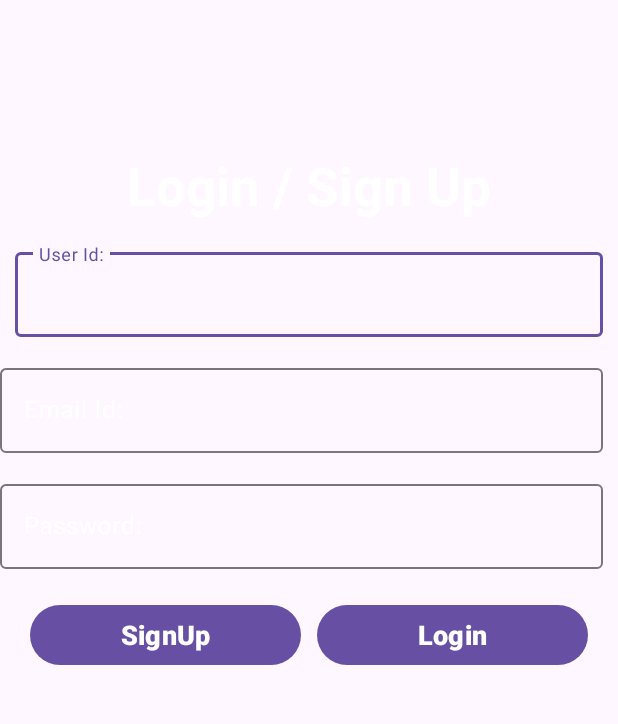
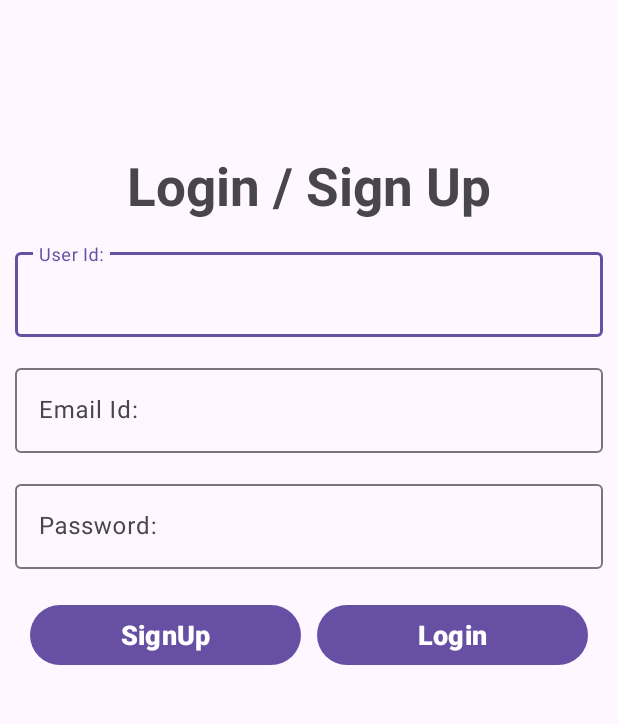
Before and after one commit to harit2882/Conestoga, an Android app: the screen it shows after launch (LoginActivity), on a phone screen of 412 x 824 dp, the part 96-820 px from its top. Run offline under Robolectric (Android 15) with nearby library versions, the phone set to English and light mode, and no system bars.

Commit message:
Made changes in theme and finally done

```diff
--- a/Sem2/Mobile Application Development - Android/Assignment 2/HTGrocery/app/src/main/java/com/harit/htgrocery/fragment/PurchaseFragment.java
+++ b/Sem2/Mobile Application Development - Android/Assignment 2/HTGrocery/app/src/main/java/com/harit/htgrocery/fragment/PurchaseFragment.java
@@ -130,7 +130,7 @@ public class PurchaseFragment extends Fragment {
             return false;
         }
         if (binding.edtDateOfPurchase.length() == 0) {
-            binding.edtQtySold.setError("This Field is required");
+            binding.edtDateOfPurchase.setError("This Field is required");
             return false;
         }
         return true;
--- a/Sem2/Mobile Application Development - Android/Assignment 2/HTGrocery/app/src/main/java/com/harit/htgrocery/fragment/SalesFragment.java
+++ b/Sem2/Mobile Application Development - Android/Assignment 2/HTGrocery/app/src/main/java/com/harit/htgrocery/fragment/SalesFragment.java
@@ -141,7 +141,7 @@ public class SalesFragment extends Fragment {
             return false;
         }
         if (binding.edtDateOfSale.length() == 0){
-            binding.edtQtySold.setError("This Field is required");
+            binding.edtDateOfSale.setError("This Field is required");
             return false;
         }
         return true;
--- a/Sem2/Mobile Application Development - Android/Assignment 2/HTGrocery/app/src/main/res/layout/activity_home.xml
+++ b/Sem2/Mobile Application Development - Android/Assignment 2/HTGrocery/app/src/main/res/layout/activity_home.xml
@@ -27,7 +27,6 @@
         android:layout_marginTop="10dp"
         android:gravity="center"
         android:text=""
-        android:textColor="@color/white"
         android:textSize="18sp"
         app:layout_constraintEnd_toEndOf="parent"
         app:layout_constraintStart_toStartOf="parent"
--- a/Sem2/Mobile Application Development - Android/Assignment 2/HTGrocery/app/src/main/res/layout/activity_login.xml
+++ b/Sem2/Mobile Application Development - Android/Assignment 2/HTGrocery/app/src/main/res/layout/activity_login.xml
@@ -25,7 +25,6 @@
         android:layout_marginTop="100dp"
         android:gravity="center_horizontal"
         android:text="@string/login_sign_up"
-        android:textColor="@color/white"
         android:textSize="35sp"
         android:textStyle="bold" />
 
@@ -36,49 +35,43 @@
         android:layout_marginStart="10dp"
         android:layout_marginTop="15dp"
         android:layout_marginEnd="10dp"
-        android:hint="@string/user_id"
-        android:textColorHint="@color/white">
+        android:hint="@string/user_id">
 
         <com.google.android.material.textfield.TextInputEditText
             android:id="@+id/edtUserId"
             android:layout_width="match_parent"
-            android:layout_height="wrap_content"
-            android:textColor="@color/white" />
+            android:layout_height="wrap_content" />
     </com.google.android.material.textfield.TextInputLayout>
 
     <com.google.android.material.textfield.TextInputLayout
         android:id="@+id/txtLayEmailid"
         android:layout_width="match_parent"
         android:layout_height="wrap_content"
-        android:layout_marginLeft="10dp"
+        android:layout_marginStart="10dp"
         android:layout_marginTop="15dp"
         android:layout_marginEnd="10dp"
-        android:hint="@string/email_id"
-        android:textColorHint="@color/white">
+        android:hint="@string/email_id">
 
         <com.google.android.material.textfield.TextInputEditText
             android:id="@+id/edtEmailid"
             android:layout_width="match_parent"
-            android:layout_height="wrap_content"
-            android:textColor="@color/white" />
+            android:layout_height="wrap_content" />
     </com.google.android.material.textfield.TextInputLayout>
 
     <com.google.android.material.textfield.TextInputLayout
         android:id="@+id/txtLayPassword"
         android:layout_width="match_parent"
         android:layout_height="wrap_content"
-        android:layout_marginLeft="10dp"
+        android:layout_marginStart="10dp"
         android:layout_marginTop="15dp"
         android:layout_marginEnd="10dp"
-        android:hint="@string/password"
-        android:textColorHint="@color/white">
+        android:hint="@string/password">
 
         <com.google.android.material.textfield.TextInputEditText
             android:id="@+id/edtPassword"
             android:layout_width="match_parent"
             android:layout_height="wrap_content"
-            android:inputType="textPassword"
-            android:textColor="@color/white" />
+            android:inputType="textPassword" />
     </com.google.android.material.textfield.TextInputLayout>
 
 
--- a/Sem2/Mobile Application Development - Android/Assignment 2/HTGrocery/app/src/main/res/layout/fragment_list_stock.xml
+++ b/Sem2/Mobile Application Development - Android/Assignment 2/HTGrocery/app/src/main/res/layout/fragment_list_stock.xml
@@ -16,7 +16,6 @@
             android:layout_gravity="center_horizontal"
             android:gravity="center_horizontal"
             android:text="@string/list_of_items"
-            android:textColor="@color/white"
             android:textSize="25sp"
             android:textStyle="bold" />
 
```
Also changed, not shown: Sem2/Mobile Application Development - Android/Assignment 2/HTGrocery/app/src/main/res/layout/fragment_add_stock.xml (+8 -17 lines), Sem2/Mobile Application Development - Android/Assignment 2/HTGrocery/app/src/main/res/layout/fragment_purchase.xml (+6 -13 lines), Sem2/Mobile Application Development - Android/Assignment 2/HTGrocery/app/src/main/res/layout/fragment_sales.xml (+10 -21 lines), Sem2/Mobile Application Development - Android/Assignment 2/HTGrocery/app/src/main/res/layout/fragment_search_stock.xml (+2 -5 lines), Sem2/Mobile Application Development - Android/Assignment 2/HTGrocery/app/src/main/res/layout/item_viewholder.xml (+5 -10 lines).
